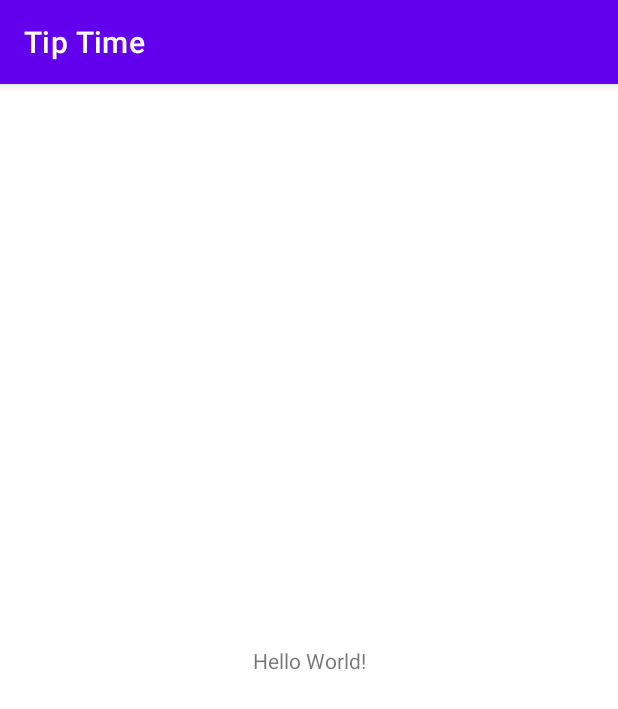
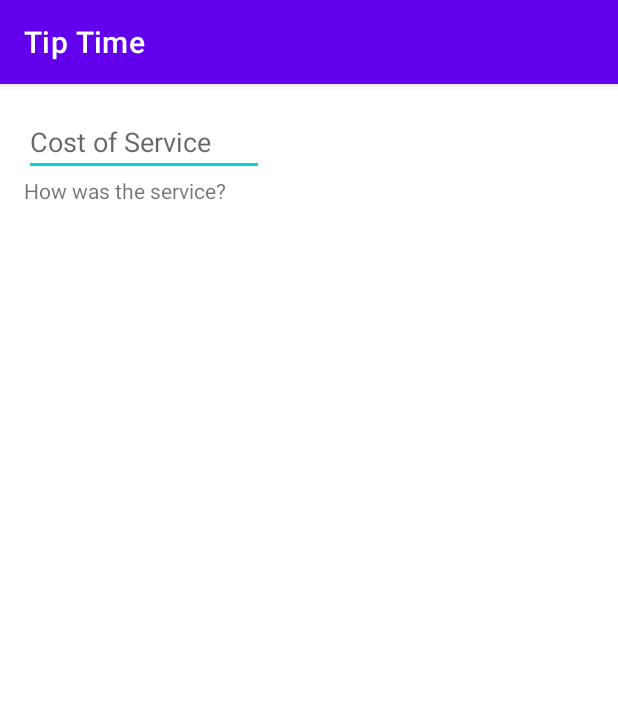
Before and after one commit to KhudaAlona/Tip-Tame, an Android app: the screen it shows after launch (MainActivity), on a phone screen of 412 x 824 dp. Shown: the top 709 px of the screen. Run offline under Robolectric (Android 15) with nearby library versions, the phone set to English and light mode, and no system bars.

Commit message:
Creating a layout in XML format

```diff
--- a/app/src/main/res/layout/activity_main.xml
+++ b/app/src/main/res/layout/activity_main.xml
@@ -4,15 +4,25 @@
     xmlns:tools="http://schemas.android.com/tools"
     android:layout_width="match_parent"
     android:layout_height="match_parent"
+    android:padding="16dp"
     tools:context=".MainActivity">
 
+
+    <EditText
+        android:id="@+id/cost_of_service"
+        android:hint="Cost of Service"
+        android:layout_height="wrap_content"
+        android:layout_width="160dp"
+        app:layout_constraintStart_toStartOf="parent"
+        app:layout_constraintTop_toTopOf="parent"
+        android:inputType="numberDecimal"/>
+
     <TextView
+        android:id="@+id/service_question"
         android:layout_width="wrap_content"
         android:layout_height="wrap_content"
-        android:text="Hello World!"
-        app:layout_constraintBottom_toBottomOf="parent"
-        app:layout_constraintEnd_toEndOf="parent"
+        android:text="How was the service?"
         app:layout_constraintStart_toStartOf="parent"
-        app:layout_constraintTop_toTopOf="parent" />
+        app:layout_constraintTop_toBottomOf="@id/cost_of_service"/>
 
 </androidx.constraintlayout.widget.ConstraintLayout>
```
